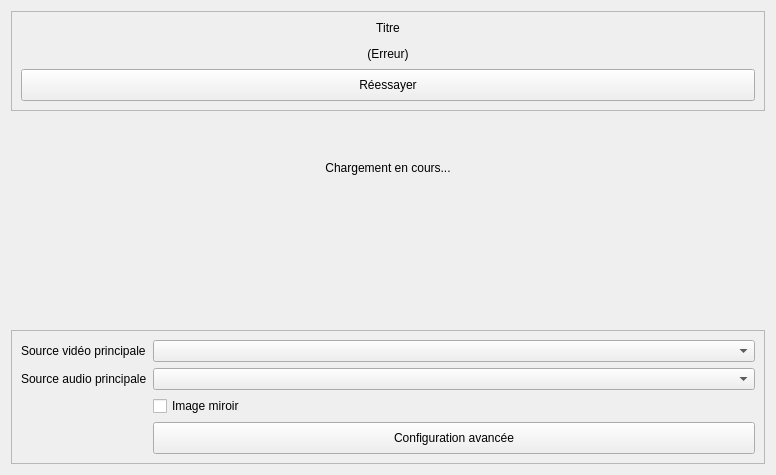
The window that client/src/services/VideoRehabService/VideoRehabSetupWidget.ui (introlab/openteraplus) describes before a commit, drawn with Qt 5.
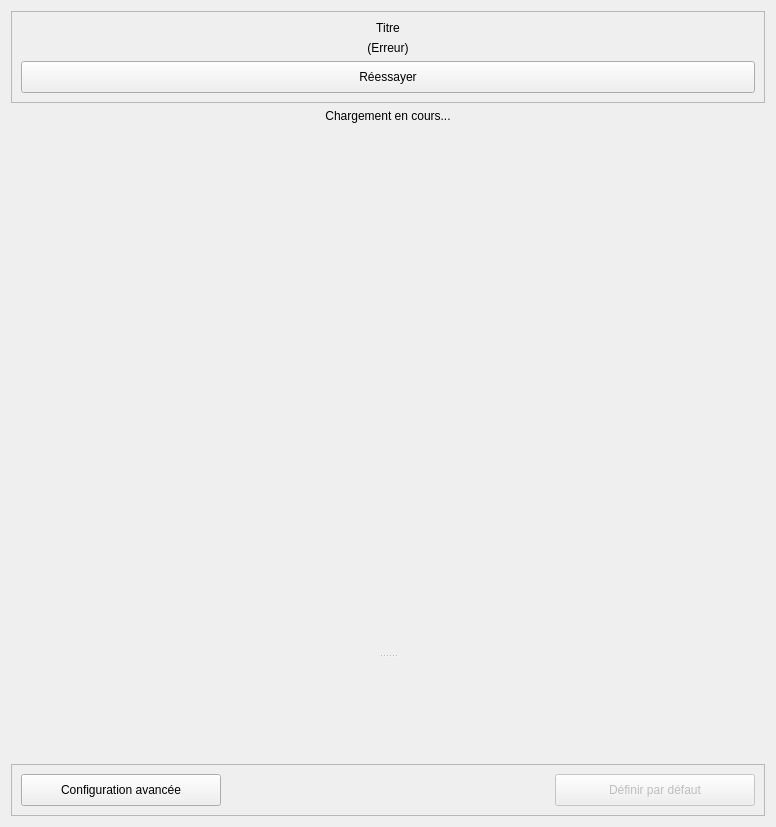
The same window after the commit. Icons and pictures are not drawn. Custom widgets are drawn as their Qt base class.

Commit message: Refs #24. Added proper management of audio-video source selection when starting a session.

The edit to the form file:
```diff
--- a/client/src/services/VideoRehabService/VideoRehabSetupWidget.ui
+++ b/client/src/services/VideoRehabService/VideoRehabSetupWidget.ui
@@ -95,13 +95,38 @@
     </widget>
    </item>
    <item>
-    <widget class="QWidget" name="wdgWebEngine" native="true">
-     <property name="sizePolicy">
-      <sizepolicy hsizetype="Preferred" vsizetype="Expanding">
-       <horstretch>0</horstretch>
-       <verstretch>0</verstretch>
-      </sizepolicy>
+    <widget class="QSplitter" name="splitter">
+     <property name="orientation">
+      <enum>Qt::Vertical</enum>
      </property>
+     <widget class="QWidget" name="wdgWebEngine" native="true">
+      <property name="sizePolicy">
+       <sizepolicy hsizetype="Preferred" vsizetype="Expanding">
+        <horstretch>0</horstretch>
+        <verstretch>0</verstretch>
+       </sizepolicy>
+      </property>
+      <property name="minimumSize">
+       <size>
+        <width>0</width>
+        <height>525</height>
+       </size>
+      </property>
+     </widget>
+     <widget class="TeraForm" name="widgetSetup" native="true">
+      <property name="sizePolicy">
+       <sizepolicy hsizetype="Preferred" vsizetype="Maximum">
+        <horstretch>0</horstretch>
+        <verstretch>0</verstretch>
+       </sizepolicy>
+      </property>
+      <property name="minimumSize">
+       <size>
+        <width>0</width>
+        <height>100</height>
+       </size>
+      </property>
+     </widget>
     </widget>
    </item>
    <item>
@@ -112,55 +137,12 @@
      <property name="frameShadow">
       <enum>QFrame::Raised</enum>
      </property>
-     <layout class="QFormLayout" name="formLayout">
-      <item row="0" column="0">
-       <widget class="QLabel" name="lblVideo">
-        <property name="text">
-         <string>Source vidéo principale</string>
-        </property>
-       </widget>
-      </item>
-      <item row="0" column="1">
-       <widget class="QComboBox" name="cmbVideoSrc"/>
-      </item>
-      <item row="1" column="0">
-       <widget class="QLabel" name="lblAudio">
-        <property name="text">
-         <string>Source audio principale</string>
-        </property>
-       </widget>
-      </item>
-      <item row="1" column="1">
-       <widget class="QComboBox" name="cmbAudioSrc"/>
-      </item>
-      <item row="2" column="0">
-       <spacer name="horizontalSpacer">
-        <property name="orientation">
-         <enum>Qt::Horizontal</enum>
-        </property>
-        <property name="sizeHint" stdset="0">
-         <size>
-          <width>40</width>
-          <height>20</height>
-         </size>
-        </property>
-       </spacer>
-      </item>
-      <item row="2" column="1">
-       <widget class="QCheckBox" name="chkMirror">
-        <property name="cursor">
-         <cursorShape>PointingHandCursor</cursorShape>
-        </property>
-        <property name="text">
-         <string>Image miroir</string>
-        </property>
-       </widget>
-      </item>
-      <item row="3" column="1">
+     <layout class="QHBoxLayout" name="horizontalLayout">
+      <item>
        <widget class="QPushButton" name="btnAdvancedConfig">
         <property name="minimumSize">
          <size>
-          <width>0</width>
+          <width>200</width>
           <height>32</height>
          </size>
         </property>
@@ -180,10 +162,16 @@
           <height>24</height>
          </size>
         </property>
+        <property name="checkable">
+         <bool>true</bool>
+        </property>
+        <property name="checked">
+         <bool>false</bool>
+        </property>
        </widget>
       </item>
-      <item row="3" column="0">
-       <spacer name="horizontalSpacer_2">
+      <item>
+       <spacer name="horizontalSpacer">
         <property name="orientation">
          <enum>Qt::Horizontal</enum>
         </property>
@@ -195,11 +183,48 @@
         </property>
        </spacer>
       </item>
+      <item>
+       <widget class="QPushButton" name="btnSaveConfig">
+        <property name="enabled">
+         <bool>false</bool>
+        </property>
+        <property name="minimumSize">
+         <size>
+          <width>200</width>
+          <height>32</height>
+         </size>
+        </property>
+        <property name="cursor">
+         <cursorShape>PointingHandCursor</cursorShape>
+        </property>
+        <property name="text">
+         <string>Définir par défaut</string>
+        </property>
+        <property name="icon">
+         <iconset resource="../../../resources/TeraClient.qrc">
+          <normaloff>:/icons/save.png</normaloff>:/icons/save.png</iconset>
+        </property>
+        <property name="iconSize">
+         <size>
+          <width>24</width>
+          <height>24</height>
+         </size>
+        </property>
+       </widget>
+      </item>
      </layout>
     </widget>
    </item>
   </layout>
  </widget>
+ <customwidgets>
+  <customwidget>
+   <class>TeraForm</class>
+   <extends>QWidget</extends>
+   <header>TeraForm.h</header>
+   <container>1</container>
+  </customwidget>
+ </customwidgets>
  <resources>
   <include location="../../../resources/TeraClient.qrc"/>
  </resources>
```
Left out of the diff: 2 changed lines with no effect on the pictures. The commit also changes 21 other files.
